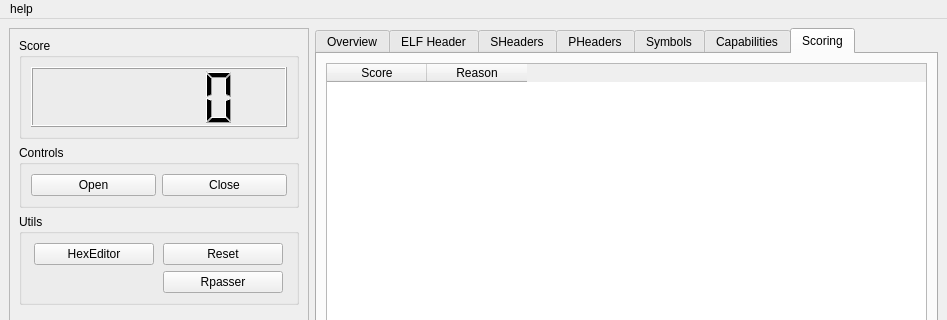
The window that src/ui/mainwindow.ui (mentebinaria/elfparser-ng) describes before a commit, drawn with Qt 5; both pictures show x 0 to 947 and y 0 to 320 of the 947 by 569 pixel window.
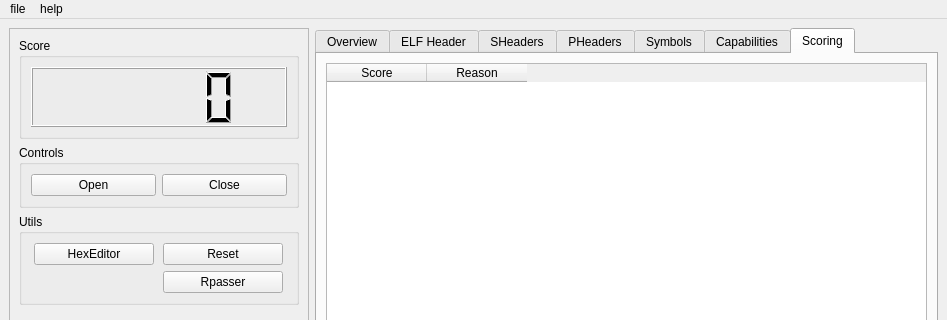
The same window after the commit. The open tabs and pages were chosen to show the change. Icons and pictures are not drawn.

Commit message: [UPD] status bar

```diff
--- a/src/ui/mainwindow.ui
+++ b/src/ui/mainwindow.ui
@@ -758,6 +758,13 @@
     </property>
     <addaction name="aboutButton"/>
    </widget>
+   <widget class="QMenu" name="menufile">
+    <property name="title">
+     <string>file</string>
+    </property>
+    <addaction name="openButton2"/>
+   </widget>
+   <addaction name="menufile"/>
    <addaction name="menuabout"/>
   </widget>
   <action name="aboutButton">
```
Left out of the diff: 7 changed lines with no effect on the pictures. The commit also changes 2 other files.
